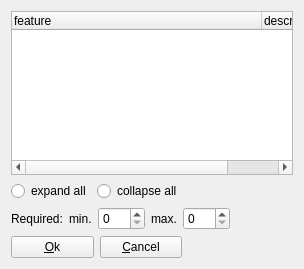
Before: the Qt Designer form client/uiforms/feature_select_required_add.ui in Wolframe/configurator, drawn with Qt 5.
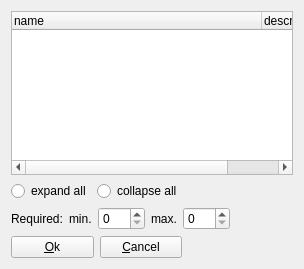
After: the same form once the commit is applied. Icons and pictures are not drawn.

```diff
--- a/client/uiforms/feature_select_required_add.ui
+++ b/client/uiforms/feature_select_required_add.ui
@@ -74,7 +74,7 @@
      </attribute>
      <column>
       <property name="text">
-       <string>feature</string>
+       <string>name</string>
       </property>
      </column>
      <column>
```
